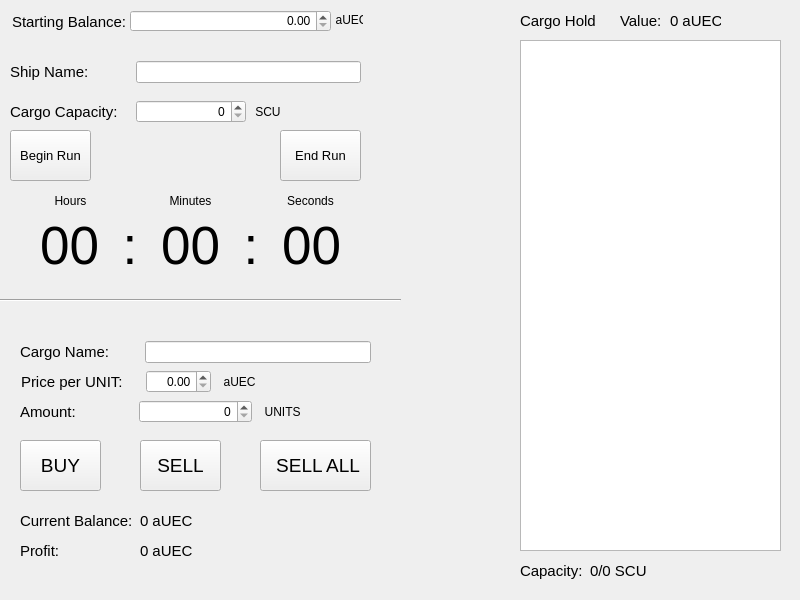
Old version of the form widget.ui in the repository JusDooEt/SC-Cargo-Log-Qt.
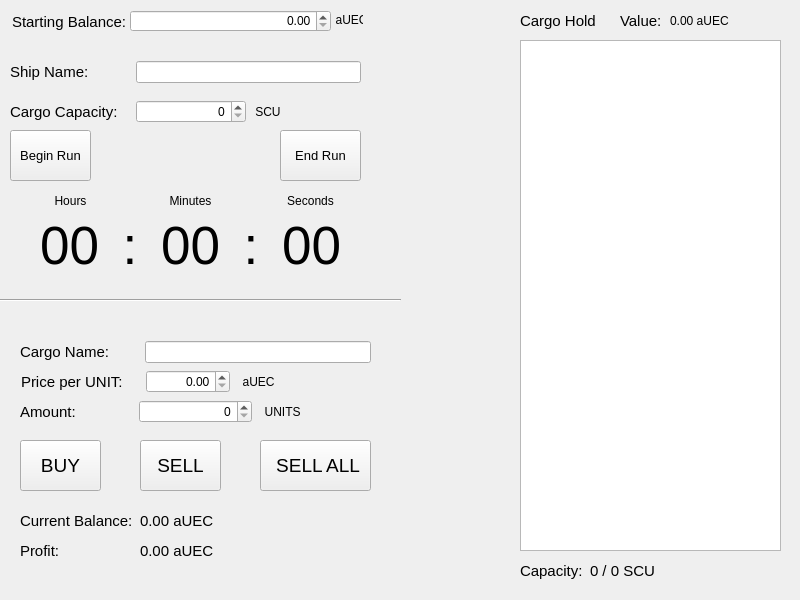
New version of the form.

Commit message: Almost all bare functionallity is working. Still need to create slots for sell button and complete sell all button slot

```diff
--- a/widget.ui
+++ b/widget.ui
@@ -185,7 +185,7 @@
     </font>
    </property>
    <property name="text">
-    <string>0 aUEC</string>
+    <string>0.00 aUEC</string>
    </property>
   </widget>
   <widget class="QLabel" name="profitLabel">
@@ -221,7 +221,7 @@
     </font>
    </property>
    <property name="text">
-    <string>0 aUEC</string>
+    <string>0.00 aUEC</string>
    </property>
   </widget>
   <widget class="QLabel" name="valueLabel">
@@ -311,7 +311,7 @@
     </font>
    </property>
    <property name="text">
-    <string>0/0 SCU</string>
+    <string>0 / 0 SCU</string>
    </property>
    <property name="alignment">
     <set>Qt::AlignLeading|Qt::AlignLeft|Qt::AlignVCenter</set>
@@ -322,17 +322,17 @@
     <rect>
      <x>670</x>
      <y>10</y>
-     <width>51</width>
+     <width>111</width>
      <height>22</height>
     </rect>
    </property>
    <property name="font">
     <font>
-     <pointsize>11</pointsize>
+     <pointsize>9</pointsize>
     </font>
    </property>
    <property name="text">
-    <string>0 aUEC</string>
+    <string>0.00 aUEC</string>
    </property>
   </widget>
   <widget class="QLabel" name="hoursLabel">
@@ -383,7 +383,7 @@
     <set>Qt::AlignCenter</set>
    </property>
   </widget>
-  <widget class="QWidget" name="">
+  <widget class="QWidget" name="layoutWidget">
    <property name="geometry">
     <rect>
      <x>10</x>
@@ -424,7 +424,7 @@
     </item>
    </layout>
   </widget>
-  <widget class="QWidget" name="">
+  <widget class="QWidget" name="layoutWidget">
    <property name="geometry">
     <rect>
      <x>10</x>
@@ -451,7 +451,7 @@
     </item>
    </layout>
   </widget>
-  <widget class="QWidget" name="">
+  <widget class="QWidget" name="layoutWidget">
    <property name="geometry">
     <rect>
      <x>20</x>
@@ -478,12 +478,12 @@
     </item>
    </layout>
   </widget>
-  <widget class="QWidget" name="">
+  <widget class="QWidget" name="layoutWidget">
    <property name="geometry">
     <rect>
      <x>21</x>
      <y>370</y>
-     <width>261</width>
+     <width>270</width>
      <height>24</height>
     </rect>
    </property>
@@ -505,6 +505,9 @@
       <property name="alignment">
        <set>Qt::AlignRight|Qt::AlignTrailing|Qt::AlignVCenter</set>
       </property>
+      <property name="maximum">
+       <double>999999999999.000000000000000</double>
+      </property>
      </widget>
     </item>
     <item>
@@ -569,7 +572,7 @@
     <string>  aUEC</string>
    </property>
   </widget>
-  <widget class="QWidget" name="">
+  <widget class="QWidget" name="layoutWidget">
    <property name="geometry">
     <rect>
      <x>40</x>
```
Left out of the diff: 12 changed lines with no effect on the pictures. The commit also changes 2 other files.
